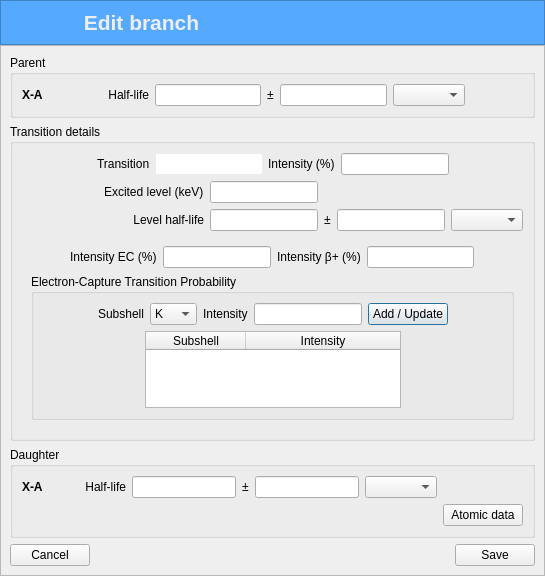
Old version of the form UI/DEC/editbranchdialog.ui in the repository ziemastz/DES_v2.
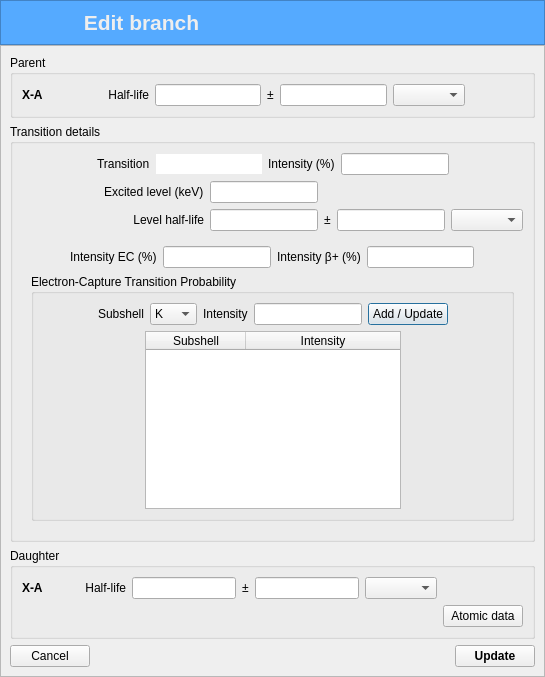
New version of the form. Icons and pictures are not drawn.

The edit to the form file:
```diff
--- a/UI/DEC/editbranchdialog.ui
+++ b/UI/DEC/editbranchdialog.ui
@@ -7,7 +7,7 @@
     <x>0</x>
     <y>0</y>
     <width>545</width>
-    <height>576</height>
+    <height>677</height>
    </rect>
   </property>
   <property name="windowTitle">
@@ -1007,8 +1007,13 @@
         </item>
         <item>
          <widget class="QPushButton" name="save_pushButton">
+          <property name="font">
+           <font>
+            <bold>true</bold>
+           </font>
+          </property>
           <property name="text">
-           <string>Save</string>
+           <string>Update</string>
           </property>
           <property name="icon">
            <iconset resource="resources.qrc">
```
